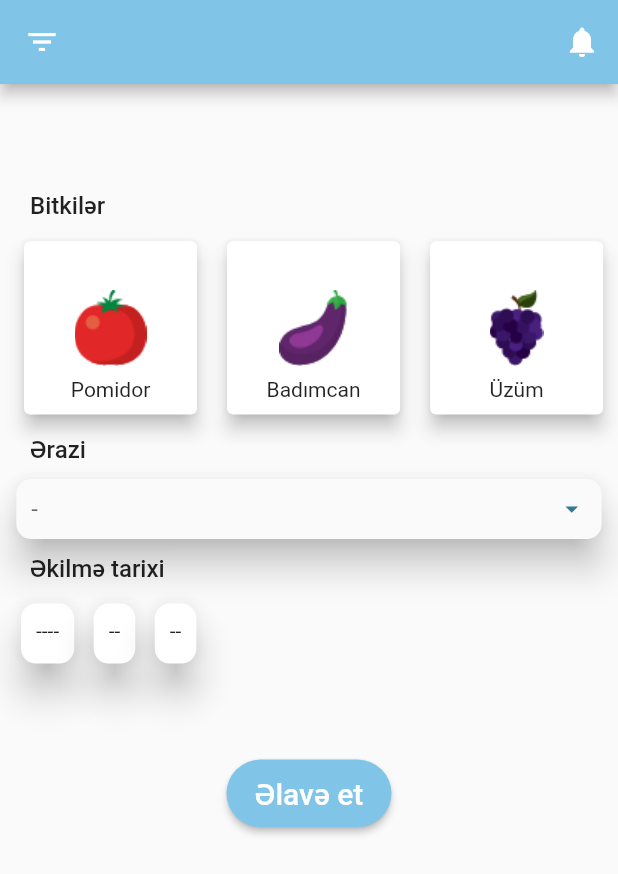
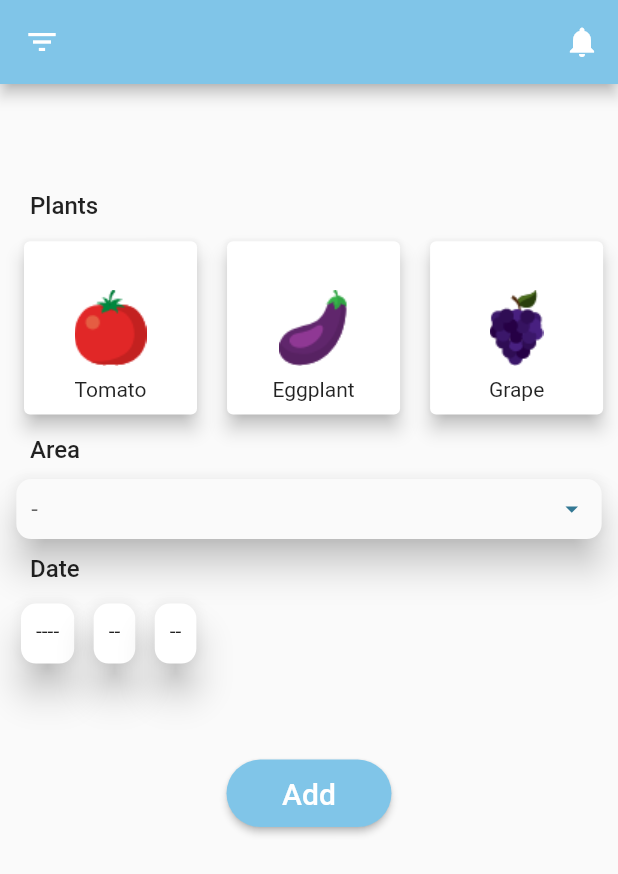
Before and after one commit to notTural/AgriFlow, a Flutter app: the AddPlant screen opened by its route, on a phone screen of 412 x 824 dp. Shown: the top 874 px of the screen. Run offline on Flutter 3.47's test engine with Material 2 defaults, Android fonts, the phone set to English and light mode, and no system bars; our stand-ins replace flutter_datetime_picker, hive, material_design_icons_flutter; missing offline and left inert: tflite_flutter; accounts and stored records are empty.

Commit message:
merge fixed

```diff
--- a/lib/Screens/addPlant_screen.dart
+++ b/lib/Screens/addPlant_screen.dart
@@ -36,7 +36,7 @@
               child: Padding(
                 padding:
                     const EdgeInsets.symmetric(horizontal: 20, vertical: 10),
-                child: Text("Bitkilər",
+                child: Text("Plants",
                     style:
                         TextStyle(fontWeight: FontWeight.w500, fontSize: 16)),
               ),
@@ -79,7 +79,7 @@
                                   ),
                                   Padding(
                                     padding: const EdgeInsets.only(top: 4.0),
-                                    child: Text('Pomidor'),
+                                    child: Text('Tomato'),
                                   ),
                                 ],
                               )
@@ -122,7 +122,7 @@
                                   ),
                                   Padding(
                                     padding: const EdgeInsets.only(top: 4.0),
-                                    child: Text('Badımcan'),
+                                    child: Text('Eggplant'),
                                   ),
                                 ],
                               )
@@ -165,7 +165,7 @@
                                   ),
                                   Padding(
                                     padding: const EdgeInsets.only(top: 4.0),
-                                    child: Text('Üzüm'),
+                                    child: Text('Grape'),
                                   ),
                                 ],
                               )
@@ -183,7 +183,7 @@
               child: Padding(
                 padding:
                     const EdgeInsets.symmetric(horizontal: 20, vertical: 10),
-                child: Text("Ərazi",
+                child: Text("Area",
                     style:
                         TextStyle(fontWeight: FontWeight.w500, fontSize: 16)),
               ),
@@ -244,7 +244,7 @@
                 padding:
                     const EdgeInsets.symmetric(horizontal: 20, vertical: 10),
                 child: Text(
-                  "Əkilmə tarixi",
+                  "Date",
                   style: TextStyle(fontWeight: FontWeight.w500, fontSize: 16),
                 ),
               ),
@@ -325,7 +325,7 @@
               width: 110,
               child: RaisedButton(
                 child: Text(
-                  "Əlavə et",
+                  "Add",
                   style: TextStyle(
                     color: Colors.white,
                     fontSize: 20,
--- a/lib/Widgets/weather.dart
+++ b/lib/Widgets/weather.dart
@@ -98,7 +98,7 @@
                                   "2",
                                 ),
                                 Text(
-                                  "Sun",
+                                  "Thu",
                                 ),
                               ],
                             ),
@@ -133,7 +133,7 @@
                                     "3",
                                   ),
                                   Text(
-                                    "Sun",
+                                    "Fri",
                                   ),
                                 ],
                               ),
@@ -169,7 +169,7 @@
                                     "4",
                                   ),
                                   Text(
-                                    "Sun",
+                                    "Sat",
                                   ),
                                 ],
                               ),
```
Also changed, not shown: lib/Screens/plants_screen.dart (+25 -8 lines).
